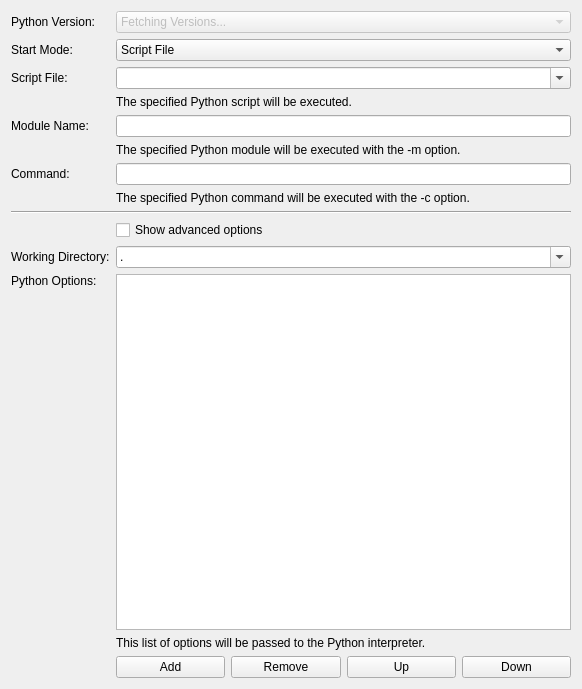
Before: the Qt Designer form src/brickv/plugin_system/plugins/red/ui/program_page_python.ui in Tinkerforge/brickv, drawn with Qt 5.
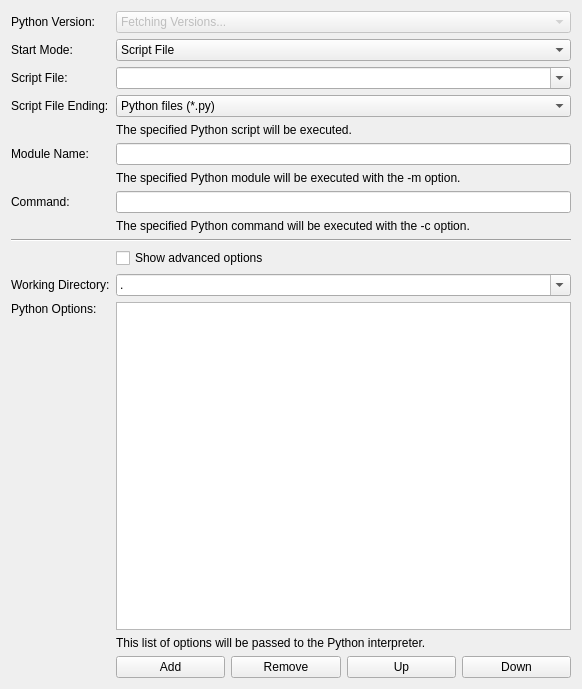
After: the same form once the commit is applied. Custom widgets are drawn as their Qt base class.

Commit message: Add file ending checker

Diff of the .ui file:
```diff
--- a/src/brickv/plugin_system/plugins/red/ui/program_page_python.ui
+++ b/src/brickv/plugin_system/plugins/red/ui/program_page_python.ui
@@ -93,7 +93,7 @@
        </property>
       </widget>
      </item>
-     <item row="3" column="1" colspan="4">
+     <item row="4" column="1" colspan="4">
       <widget class="QLabel" name="label_script_file_help">
        <property name="text">
         <string>The specified Python script will be executed.</string>
@@ -103,7 +103,7 @@
        </property>
       </widget>
      </item>
-     <item row="4" column="0">
+     <item row="5" column="0">
       <widget class="QLabel" name="label_module_name">
        <property name="text">
         <string>Module Name:</string>
@@ -113,10 +113,10 @@
        </property>
       </widget>
      </item>
-     <item row="4" column="1" colspan="4">
-      <widget class="QLineEdit" name="edit_module_name"/>
-     </item>
      <item row="5" column="1" colspan="4">
+      <widget class="QLineEdit" name="edit_module_name"/>
+     </item>
+     <item row="6" column="1" colspan="4">
       <widget class="QLabel" name="label_module_name_help">
        <property name="text">
         <string>The specified Python module will be executed with the -m option.</string>
@@ -126,7 +126,7 @@
        </property>
       </widget>
      </item>
-     <item row="6" column="0">
+     <item row="7" column="0">
       <widget class="QLabel" name="label_command">
        <property name="text">
         <string>Command:</string>
@@ -136,10 +136,10 @@
        </property>
       </widget>
      </item>
-     <item row="6" column="1" colspan="4">
-      <widget class="QLineEdit" name="edit_command"/>
-     </item>
      <item row="7" column="1" colspan="4">
+      <widget class="QLineEdit" name="edit_command"/>
+     </item>
+     <item row="8" column="1" colspan="4">
       <widget class="QLabel" name="label_command_help">
        <property name="text">
         <string>The specified Python command will be executed with the -c option.</string>
@@ -149,21 +149,21 @@
        </property>
       </widget>
      </item>
-     <item row="9" column="1" colspan="4">
+     <item row="10" column="1" colspan="4">
       <widget class="QCheckBox" name="check_show_advanced_options">
        <property name="text">
         <string>Show advanced options</string>
        </property>
       </widget>
      </item>
-     <item row="10" column="0">
+     <item row="11" column="0">
       <widget class="QLabel" name="label_working_directory">
        <property name="text">
         <string>Working Directory:</string>
        </property>
       </widget>
      </item>
-     <item row="10" column="1" colspan="4">
+     <item row="11" column="1" colspan="4">
       <widget class="QComboBox" name="combo_working_directory">
        <property name="editable">
         <bool>true</bool>
@@ -178,7 +178,7 @@
        </item>
       </widget>
      </item>
-     <item row="11" column="0">
+     <item row="12" column="0">
       <widget class="QLabel" name="label_options">
        <property name="text">
         <string>Python Options:</string>
@@ -188,10 +188,10 @@
        </property>
       </widget>
      </item>
-     <item row="11" column="1" colspan="4">
-      <widget class="ExpandingListWidget" name="list_options"/>
-     </item>
      <item row="12" column="1" colspan="4">
+      <widget class="ExpandingListWidget" name="list_options"/>
+     </item>
+     <item row="13" column="1" colspan="4">
       <widget class="QLabel" name="label_options_help">
        <property name="text">
         <string>This list of options will be passed to the Python interpreter.</string>
@@ -201,41 +201,65 @@
        </property>
       </widget>
      </item>
-     <item row="13" column="1">
+     <item row="14" column="1">
       <widget class="QPushButton" name="button_add_option">
        <property name="text">
         <string>Add</string>
        </property>
       </widget>
      </item>
-     <item row="13" column="2">
+     <item row="14" column="2">
       <widget class="QPushButton" name="button_remove_option">
        <property name="text">
         <string>Remove</string>
        </property>
       </widget>
      </item>
-     <item row="13" column="3">
+     <item row="14" column="3">
       <widget class="QPushButton" name="button_up_option">
        <property name="text">
         <string>Up</string>
        </property>
       </widget>
      </item>
-     <item row="13" column="4">
+     <item row="14" column="4">
       <widget class="QPushButton" name="button_down_option">
        <property name="text">
         <string>Down</string>
        </property>
       </widget>
      </item>
-     <item row="8" column="0" colspan="5">
+     <item row="9" column="0" colspan="5">
       <widget class="Line" name="line">
        <property name="orientation">
         <enum>Qt::Horizontal</enum>
        </property>
       </widget>
      </item>
+     <item row="3" column="1" colspan="4">
+      <widget class="QComboBox" name="combo_script_file_ending">
+       <property name="currentIndex">
+        <number>1</number>
+       </property>
+       <item>
+        <property name="text">
+         <string>All files</string>
+        </property>
+       </item>
+       <item>
+        <property name="text">
+         <string>Python files (*.py)</string>
+        </property>
+       </item>
+      </widget>
+     </item>
+     <item row="3" column="0">
+      <widget class="QLabel" name="label_script_file_ending">
+       <property name="text">
+        <string>Script File Ending:</string>
+       </property>
+      </widget>
+     </item>
     </layout>
    </item>
   </layout>
```
The commit also changes 5 other files.
